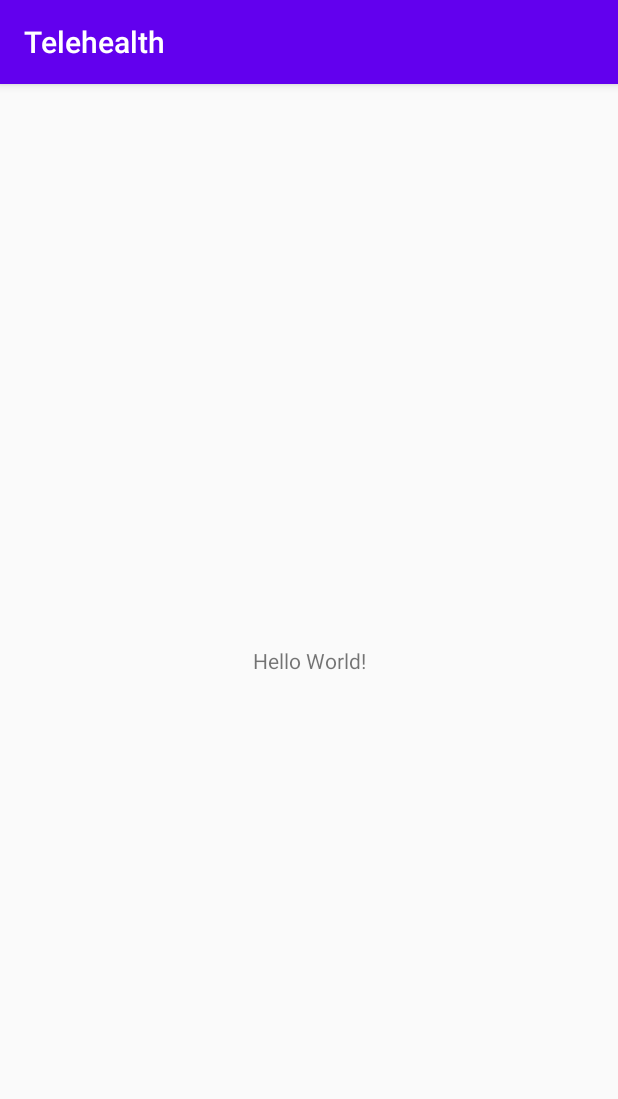
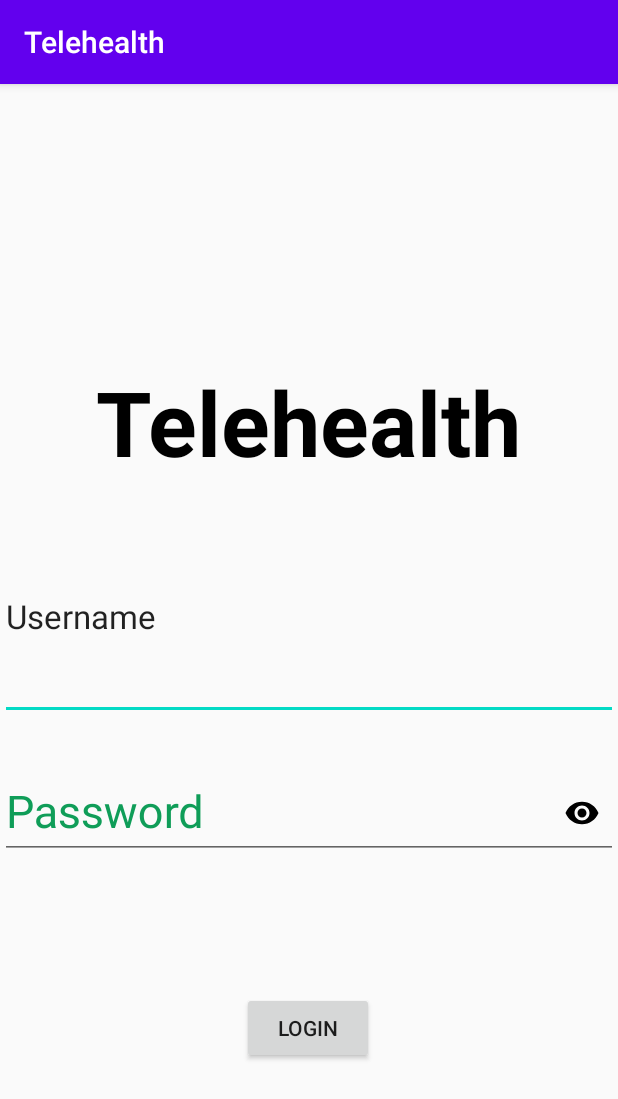
Before and after one commit to ha-ung/telehealth, an Android app: the screen it shows after launch (MainActivity before the commit, SimpleLoginActivity after it), on a phone screen of 412 x 824 dp. Shown: the top 1099 px of the screen. Run offline under Robolectric (Android 15) with nearby library versions, the phone set to English and light mode, and no system bars.

Commit message:
Login Layout

```diff
--- a/app/build.gradle
+++ b/app/build.gradle
@@ -43,5 +43,6 @@ dependencies {
     androidTestImplementation 'androidx.test.espresso:espresso-core:3.4.0'
     implementation("androidx.room:room-runtime:2.4.3")
     annotationProcessor("androidx.room:room-compiler:2.4.3")
-    //implementation 'com.google.android.material:material:1.7.0'
+    //implementation 'com.google.android.material:material:1.7.0'\
+    implementation("com.google.android.material:material:1.7.0")
 }
--- a/app/src/main/AndroidManifest.xml
+++ b/app/src/main/AndroidManifest.xml
@@ -14,18 +14,25 @@
         tools:targetApi="31">
         <activity
             android:name=".PatientHomeActivity"
-            android:exported="false" />
+            android:exported="false" >
+
+        </activity>
+
         <activity
             android:name=".SimpleLoginActivity"
-            android:exported="false" />
-        <activity
-            android:name=".MainActivity"
-            android:exported="true">
+            android:exported="true" >
             <intent-filter>
                 <action android:name="android.intent.action.MAIN" />
 
                 <category android:name="android.intent.category.LAUNCHER" />
             </intent-filter>
+
+        </activity>
+
+        <activity
+            android:name=".MainActivity"
+            android:exported="false">
+
         </activity>
     </application>
 
--- a/app/src/main/res/layout/activity_simple_login.xml
+++ b/app/src/main/res/layout/activity_simple_login.xml
@@ -6,4 +6,88 @@
     android:layout_height="match_parent"
     tools:context=".SimpleLoginActivity">
 
+
+    <TextView
+        android:id="@+id/appTittle"
+        android:layout_width="wrap_content"
+        android:layout_height="wrap_content"
+        android:text="@string/app_name"
+        android:textAppearance="@style/Theme.MobileProject.PopupOverlay"
+        android:textSize="60sp"
+        android:textStyle="bold"
+        app:layout_constraintBottom_toBottomOf="parent"
+        app:layout_constraintEnd_toEndOf="parent"
+        app:layout_constraintStart_toStartOf="parent"
+        app:layout_constraintTop_toTopOf="parent"
+        app:layout_constraintVertical_bias="0.269" />
+
+    <com.google.android.material.textfield.TextInputLayout
+
+        android:id="@+id/usernameBox"
+        android:layout_width="wrap_content"
+        android:layout_height="wrap_content"
+        android:hint="@string/usernameInput"
+        android:scrollbarSize="25dp"
+        android:textColorHint="#0F9D58"
+        app:hintTextAppearance="@style/TextAppearance.AppCompat.Large"
+        app:layout_constraintBottom_toBottomOf="parent"
+        app:layout_constraintEnd_toEndOf="parent"
+        app:layout_constraintHorizontal_bias="0.0"
+        app:layout_constraintStart_toStartOf="parent"
+        app:layout_constraintTop_toTopOf="parent"
+        app:layout_constraintVertical_bias="0.499"
+        app:passwordToggleTint="@color/black">
+
+        <com.google.android.material.textfield.TextInputEditText
+            android:id="@+id/usernameInput"
+            android:layout_width="match_parent"
+            android:layout_height="match_parent"
+            android:ems="15"
+            android:inputType="text"
+            android:textSize="30sp" />
+
+    </com.google.android.material.textfield.TextInputLayout>
+
+    <com.google.android.material.textfield.TextInputLayout
+
+        android:id="@+id/passwordBox"
+        android:layout_width="wrap_content"
+        android:layout_height="wrap_content"
+        android:layout_marginBottom="240dp"
+
+        android:hint="@string/passwordInput"
+        android:scrollbarSize="25dp"
+        android:textColorHint="#0F9D58"
+        app:hintTextAppearance="@style/TextAppearance.AppCompat.Large"
+
+        app:layout_constraintBottom_toBottomOf="parent"
+        app:layout_constraintEnd_toEndOf="parent"
+        app:layout_constraintHorizontal_bias="1.0"
+        app:layout_constraintStart_toStartOf="parent"
+        app:layout_constraintTop_toBottomOf="@+id/usernameBox"
+        app:passwordToggleEnabled="true"
+        app:passwordToggleTint="@color/black">
+
+        <com.google.android.material.textfield.TextInputEditText
+            android:id="@+id/passwordInput"
+            android:layout_width="match_parent"
+            android:layout_height="match_parent"
+            android:ems="15"
+            android:inputType="textPassword"
+            android:textSize="30sp" />
+
+    </com.google.android.material.textfield.TextInputLayout>
+
+    <Button
+        android:id="@+id/loginButton"
+        android:layout_width="wrap_content"
+        android:layout_height="wrap_content"
+        android:text="@string/title_activity_login"
+        app:layout_constraintBottom_toBottomOf="parent"
+        app:layout_constraintEnd_toEndOf="parent"
+        app:layout_constraintHorizontal_bias="0.498"
+        app:layout_constraintStart_toStartOf="parent"
+        app:layout_constraintTop_toTopOf="parent"
+        app:layout_constraintVertical_bias="0.841" />
+
 </androidx.constraintlayout.widget.ConstraintLayout>
--- a/app/src/main/res/values/strings.xml
+++ b/app/src/main/res/values/strings.xml
@@ -10,4 +10,6 @@
     <string name="hello_first_fragment">Hello first fragment</string>
     <string name="hello_second_fragment">Hello second fragment. Arg: %1$s</string>
     <string name="option1">Option1</string>
+    <string name="usernameInput">Username</string>
+    <string name="passwordInput">Password</string>
 </resources>
```
